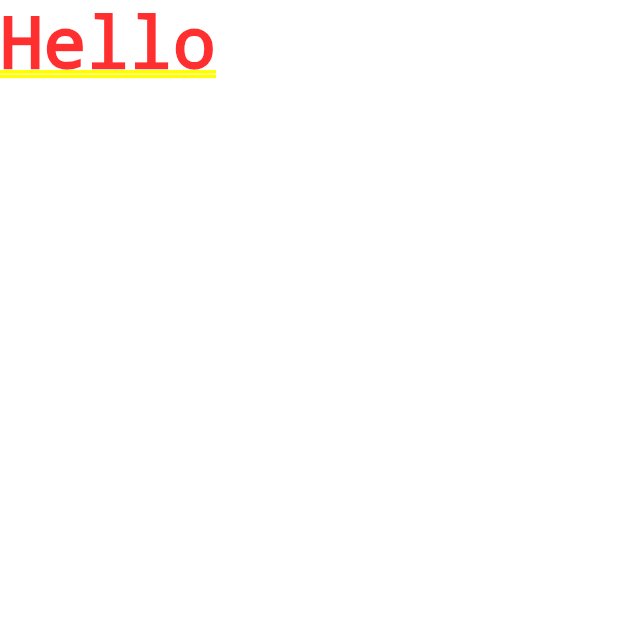
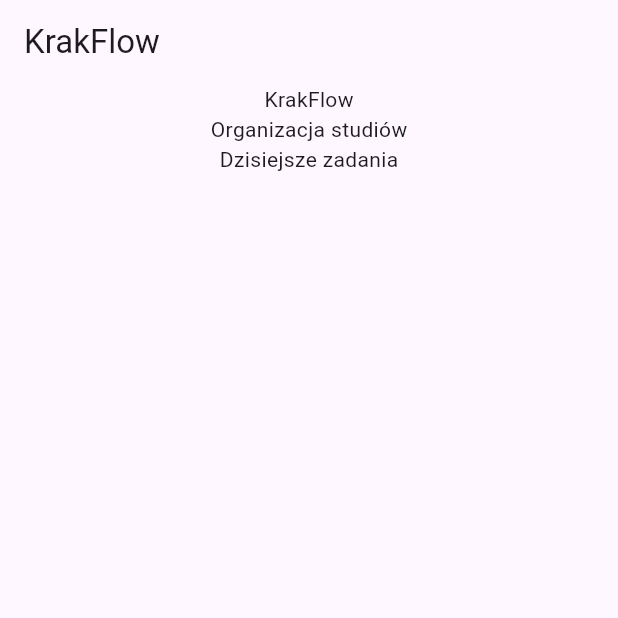
Before and after one commit to PhillipOfLyria/KrakFlow_Projekt_Zaliczeniowy, a Flutter app: the screen it shows after launch, on a phone screen of 412 x 824 dp, the top half of it. Run offline on Flutter 3.47's test engine with Material 3 defaults, Android fonts, the phone set to English and light mode, and no system bars.

Commit message:
Wykonanie zadań z Lab3

```diff
--- a/lib/main.dart
+++ b/lib/main.dart
@@ -1,17 +1,21 @@
 import 'package:flutter/material.dart';
 
 void main() {
-  runApp(const MyApp());
+  runApp(MyApp());
 }
 
 class MyApp extends StatelessWidget {
-  const MyApp({super.key});
-
   @override
   Widget build(BuildContext context) {
     return MaterialApp(
-      title: 'Flutter Demo',
-      home: Text("Hello")
+      home: Scaffold(
+        appBar: AppBar(
+          title: Text("KrakFlow"),
+        ),
+        body: Center(child: Column(children: [Text("KrakFlow"),
+          Text("Organizacja studiów"),
+          Text("Dzisiejsze zadania")]),),
+      ),
     );
   }
 }
```
